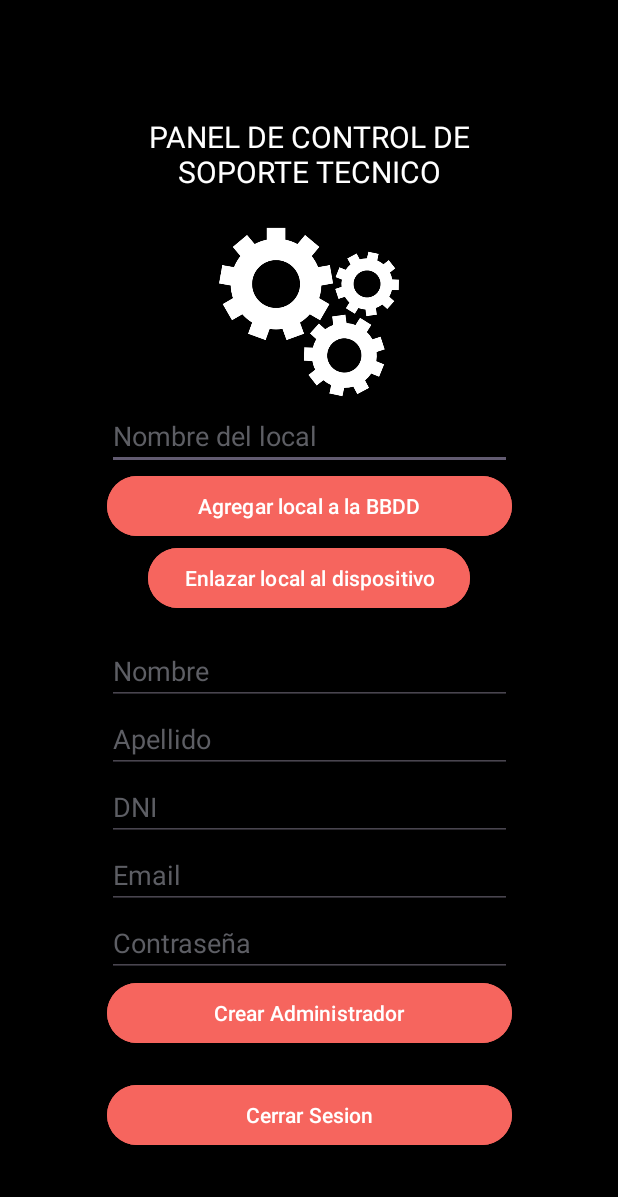
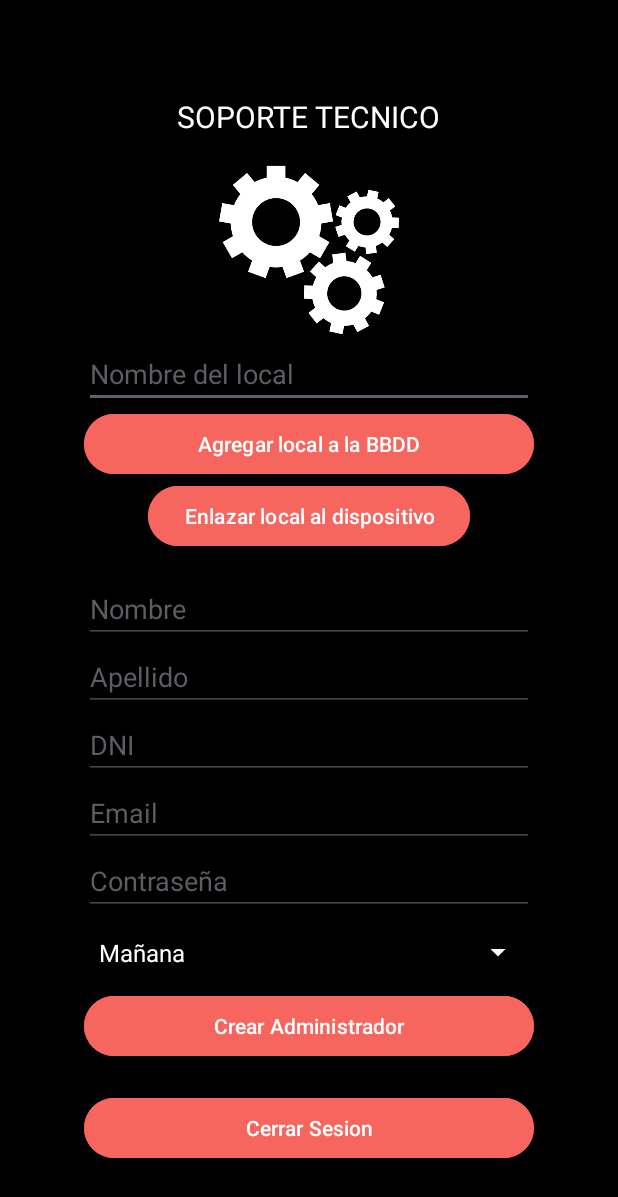
Before and after one commit to rapo84/ProyectoDAM, an Android app: the VentanaSoporte screen opened directly, with no data from a screen before it, on a phone screen of 412 x 824 dp. Shown: the top 1197 px of the screen. Run offline under Robolectric (Android 15) with nearby library versions, the phone set to English and light mode, and no system bars; our stand-ins replace Firebase (no records; nobody signed in at launch, a user with empty details on screens opened directly).

Commit message:
se agrego el atributo horarios a persona, y se modificaron todos los ficheros necesarios para que este nuevo atributo se mostrara en todas las caracteristicas de app

```diff
--- a/app/src/main/java/com/example/m13actividad2/Actividades/VentanaSoporte.java
+++ b/app/src/main/java/com/example/m13actividad2/Actividades/VentanaSoporte.java
@@ -2,8 +2,10 @@ package com.example.m13actividad2.Actividades;
 
 import android.os.Bundle;
 import android.util.Log;
+import android.widget.ArrayAdapter;
 import android.widget.Button;
 import android.widget.EditText;
+import android.widget.Spinner;
 import android.widget.Toast;
 
 import androidx.activity.EdgeToEdge;
@@ -25,6 +27,7 @@ public class VentanaSoporte extends AppCompatActivity {
     private Button Addlocal, Addadmin, logout, enlazar;
     private EditText localname, adminName, adminLastname, dni, email, password;
     private String nombrelocal;
+    private Spinner spinnerHorarios;
     @Override
     protected void onCreate(Bundle savedInstanceState) {
         super.onCreate(savedInstanceState);
@@ -47,7 +50,16 @@ public class VentanaSoporte extends AppCompatActivity {
         email= findViewById(R.id.et_soporte_adminEmail);
         password= findViewById(R.id.et_soporte_adminPassword);
 
+        spinnerHorarios = findViewById(R.id.spinner_soporte_horario);
+
         nombrelocal= localname.getText().toString().trim();
+
+
+        //llenmos el spinner
+        String[] turnos = {"Mañana","Tarde","Partido"};
+        //llenamos el spiner de horarios
+        ArrayAdapter<String> adapterhorarios = new ArrayAdapter<>(this, R.layout.item_spinner_personalizado, turnos);
+        spinnerHorarios.setAdapter(adapterhorarios);
 
         Addlocal.setOnClickListener(view -> {
             nombrelocal = localname.getText().toString().trim();
@@ -72,6 +84,7 @@ public class VentanaSoporte extends AppCompatActivity {
             String Email = email.getText().toString().trim();
             String Dni = dni.getText().toString().trim();
             String Pswd = password.getText().toString().trim();
+            String horario = spinnerHorarios.getSelectedItem().toString();
             String Categoria = "Admin";
             if (Nombre.isEmpty() || Apellidos.isEmpty() || Email.isEmpty() || Dni.isEmpty() || Pswd.isEmpty()){
                 Toast.makeText(this, "Todos los campos deben estar completos", Toast.LENGTH_SHORT).show();
@@ -92,7 +105,7 @@ public class VentanaSoporte extends AppCompatActivity {
                 return;
             }
 
-            Utilidad.RegUsuarioEnAtuh(this,Nombre, Apellidos, Email, Dni, Pswd, Categoria);
+            Utilidad.RegUsuarioEnAtuh(this,Nombre, Apellidos, Email, Dni, Pswd, Categoria, horario);
         });
 
         logout.setOnClickListener(view -> {
--- a/app/src/main/java/com/example/m13actividad2/Adaptadores/EmpleadoAdapter.java
+++ b/app/src/main/java/com/example/m13actividad2/Adaptadores/EmpleadoAdapter.java
@@ -8,6 +8,8 @@ import android.view.ViewGroup;
 import android.widget.TextView;
 import androidx.annotation.NonNull;
 import androidx.recyclerview.widget.RecyclerView;
+
+import com.example.m13actividad2.Modelos.Empleado;
 import com.example.m13actividad2.Modelos.Persona;
 import com.example.m13actividad2.R;
 
@@ -43,6 +45,7 @@ public class EmpleadoAdapter extends RecyclerView.Adapter<EmpleadoAdapter.ViewHo
         holder.tvCategoria.setText( "CATEGORIA: " + empleado.getCategoria());
         holder.tvEmail.setText("Email: " + empleado.getCorreo());
         holder.tvDni.setText("DNI: " + empleado.getDni());
+        holder.sphorario.setText("HORARIO: " + empleado.getHorario());
     }
 
     @Override
@@ -52,7 +55,7 @@ public class EmpleadoAdapter extends RecyclerView.Adapter<EmpleadoAdapter.ViewHo
 
     // Clase interna para el ViewHolder aqui asociamos cada elemento del xml del item con una variable que es la que usaremos luego en el onBindViewHolder
     public static class ViewHolder extends RecyclerView.ViewHolder {
-        TextView tvNombre, tvCategoria, tvEmail, tvDni;
+        TextView tvNombre, tvCategoria, tvEmail, tvDni, sphorario;
 
         public ViewHolder(@NonNull View itemView) {
             super(itemView);
@@ -60,6 +63,7 @@ public class EmpleadoAdapter extends RecyclerView.Adapter<EmpleadoAdapter.ViewHo
             tvCategoria = itemView.findViewById(R.id.tvCategoria);
             tvEmail = itemView.findViewById(R.id.tvEmail);
             tvDni = itemView.findViewById(R.id.tvDni);
+            sphorario = itemView.findViewById(R.id.tvHorarios);
         }
     }
 }
--- a/app/src/main/java/com/example/m13actividad2/Adaptadores/EmpleadoAdapterBorrar.java
+++ b/app/src/main/java/com/example/m13actividad2/Adaptadores/EmpleadoAdapterBorrar.java
@@ -8,6 +8,7 @@ import android.view.LayoutInflater;
 import android.view.View;
 import android.view.ViewGroup;
 import android.widget.Button;
+import android.widget.Spinner;
 import android.widget.TextView;
 import android.widget.Toast;
 import androidx.annotation.NonNull;
@@ -57,6 +58,7 @@ public class EmpleadoAdapterBorrar extends RecyclerView.Adapter<EmpleadoAdapterB
         holder.tvCategoria.setText("CATEGORIA: " + empleado.getCategoria());
         holder.tvEmail.setText("Email: " + empleado.getCorreo());
         holder.tvDni.setText("DNI: " + empleado.getDni());
+        holder.horario.setText("HORARIO: " + empleado.getHorario());
 
 
         // Evento de clic en el botón de eliminar
@@ -75,8 +77,9 @@ public class EmpleadoAdapterBorrar extends RecyclerView.Adapter<EmpleadoAdapterB
 
     // Clase interna para el ViewHolder aqui asociamos cada elemento del xml del item con una variable que es la que usaremos luego en el onBindViewHolder
     public static class ViewHolder extends RecyclerView.ViewHolder {
-        TextView tvNombre, tvCategoria, tvEmail, tvDni;
+        TextView tvNombre, tvCategoria, tvEmail, tvDni, horario;
         Button btnEliminar;
+
 
         public ViewHolder(@NonNull View itemView) {
             super(itemView);
@@ -85,6 +88,7 @@ public class EmpleadoAdapterBorrar extends RecyclerView.Adapter<EmpleadoAdapterB
             tvEmail = itemView.findViewById(R.id.tvEmail);
             tvDni = itemView.findViewById(R.id.tvDni);
             btnEliminar = itemView.findViewById(R.id.btn_Eliminar_en_lista);
+            horario = itemView.findViewById(R.id.tvhorario);
         }
     }
 
--- a/app/src/main/res/layout/activity_ventana_soporte.xml
+++ b/app/src/main/res/layout/activity_ventana_soporte.xml
@@ -21,11 +21,12 @@
             android:id="@+id/Admin_control_panel"
             android:layout_width="230dp"
             android:layout_height="wrap_content"
-            android:layout_margin="20sp"
-            android:textSize="20dp"
-            android:text="PANEL DE CONTROL DE SOPORTE TECNICO"
+            android:layout_gravity="center"
+            android:layout_margin="15sp"
+            android:text="SOPORTE TECNICO"
             android:textAlignment="center"
-            android:textColor="@color/white" />
+            android:textColor="@color/white"
+            android:textSize="20dp" />
 
 
         <ImageView
@@ -105,6 +106,12 @@
             android:textColorHint="@color/material_dynamic_neutral40"
             android:inputType="text" />
 
+        <Spinner
+            android:id="@+id/spinner_soporte_horario"
+            android:layout_width="300dp"
+            android:layout_height="50dp"
+            android:backgroundTint="@color/white" />
+
         <Button
             android:id="@+id/bt_soporte_crearAdmin"
             android:layout_width="match_parent"
```
Also changed, not shown: app/src/main/java/com/example/m13actividad2/Actividades/AdminActivityRegistrar.java (+12 -3 lines), app/src/main/java/com/example/m13actividad2/Adaptadores/Utilidad.java (+8 -5 lines), app/src/main/java/com/example/m13actividad2/Modelos/Persona.java (+12 -1 lines), app/src/main/res/layout-land/item_empleado.xml (+8 -0 lines), app/src/main/res/layout/activity_admin_registrar.xml (+6 -2 lines), app/src/main/res/layout/item_empleado.xml (+10 -0 lines), app/src/main/res/layout/item_empleado_borrar.xml (+7 -0 lines).
